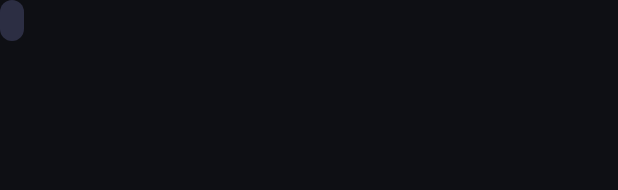
After one commit to ebrahimi16153/MovieApp, an Android app: the layout genres_item.xml on its own in the app's theme, with its tools: preview values and no code run, on a phone screen of 412 x 824 dp. The commit adds this screen. Shown: the top 190 px of the screen. Run offline under Robolectric (Android 15) with nearby library versions, the phone set to English and light mode, and no system bars; network calls fail.

Commit message:
1 -> add and implemented genres RecyclerView

```diff
--- a/app/src/main/java/com/github/ebrahimi16153/movieapp/api/ApiServices.kt
+++ b/app/src/main/java/com/github/ebrahimi16153/movieapp/api/ApiServices.kt
@@ -1,5 +1,6 @@
 package com.github.ebrahimi16153.movieapp.api
 
+import com.github.ebrahimi16153.movieapp.models.home.ResponseOfGenresList
 import com.github.ebrahimi16153.movieapp.models.home.ResponseOfMovieList
 import com.github.ebrahimi16153.movieapp.models.register.BodyRegister
 import com.github.ebrahimi16153.movieapp.models.register.ResponseRegister
@@ -20,5 +21,8 @@ interface ApiServices {
     @GET("genres/{genre_id}/movies")
     suspend fun getMainBannerMovieList(@Path("genre_id") id: Int): Response<ResponseOfMovieList>
 
+    @GET("genres")
+    suspend fun getGenres():Response<ResponseOfGenresList>
+
 
 }
--- a/app/src/main/java/com/github/ebrahimi16153/movieapp/repository/HomeRepository.kt
+++ b/app/src/main/java/com/github/ebrahimi16153/movieapp/repository/HomeRepository.kt
@@ -1,6 +1,7 @@
 package com.github.ebrahimi16153.movieapp.repository
 
 import com.github.ebrahimi16153.movieapp.api.ApiServices
+import com.github.ebrahimi16153.movieapp.models.home.ResponseOfGenresList
 import com.github.ebrahimi16153.movieapp.models.home.ResponseOfMovieList
 import retrofit2.Response
 import javax.inject.Inject
@@ -10,5 +11,7 @@ class HomeRepository @Inject constructor(private val api: ApiServices) {
     suspend fun getMainBannerContent(id: Int): Response<ResponseOfMovieList> =
         api.getMainBannerMovieList(id = id)
 
+    suspend fun getGenres():Response<ResponseOfGenresList> = api.getGenres()
+
 
 }
--- a/app/src/main/java/com/github/ebrahimi16153/movieapp/ui/home/adapters/MainBannerAdapter.kt
+++ b/app/src/main/java/com/github/ebrahimi16153/movieapp/ui/home/adapters/MainBannerAdapter.kt
@@ -31,7 +31,7 @@ class MainBannerAdapter @Inject constructor() :
         holder.setIsRecyclable(false)
     }
 
-    override fun getItemCount() = 5
+    override fun getItemCount() = differ.currentList.size
 
     inner class ViewHolder : RecyclerView.ViewHolder(binding.root) {
 
--- /dev/null
+++ b/app/src/main/res/drawable/bg_genres.xml
@@ -0,0 +1,6 @@
+<?xml version="1.0" encoding="utf-8"?>
+<shape xmlns:android="http://schemas.android.com/apk/res/android">
+    <solid android:color="@color/gunmetal"/>
+    <corners android:radius="@dimen/_5mdp"/>
+
+</shape>
--- /dev/null
+++ b/app/src/main/res/layout/genres_item.xml
@@ -0,0 +1,21 @@
+<?xml version="1.0" encoding="utf-8"?>
+<androidx.constraintlayout.widget.ConstraintLayout xmlns:android="http://schemas.android.com/apk/res/android"
+    xmlns:app="http://schemas.android.com/apk/res-auto"
+    android:layout_width="wrap_content"
+    android:layout_height="wrap_content">
+
+    <TextView
+        android:id="@+id/genresItem"
+        android:layout_width="wrap_content"
+        android:layout_height="wrap_content"
+        android:layout_marginEnd="@dimen/_5mdp"
+        android:background="@drawable/bg_genres"
+        android:padding="@dimen/_5mdp"
+        android:textColor="@color/philippineSilver"
+        android:textSize="@dimen/_13font_mdp"
+        app:layout_constraintBottom_toBottomOf="parent"
+        app:layout_constraintEnd_toEndOf="parent"
+        app:layout_constraintStart_toStartOf="parent"
+        app:layout_constraintTop_toTopOf="parent" />
+
+</androidx.constraintlayout.widget.ConstraintLayout>
```
Also changed, not shown: app/src/main/java/com/github/ebrahimi16153/movieapp/models/home/ResponseOfGenresList.kt (added, +13 -0 lines), app/src/main/java/com/github/ebrahimi16153/movieapp/ui/home/HomeFragment.kt (+31 -14 lines), app/src/main/java/com/github/ebrahimi16153/movieapp/ui/home/adapters/GenresAdapter.kt (added, +62 -0 lines), app/src/main/java/com/github/ebrahimi16153/movieapp/ui/register/RegisterFragment.kt (+4 -4 lines), app/src/main/java/com/github/ebrahimi16153/movieapp/viewmodel/HomeViewModel.kt (+18 -1 lines), app/src/main/res/layout/fragment_home.xml (+44 -0 lines).
